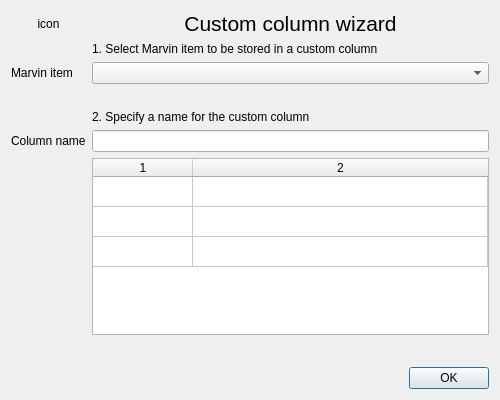
Philantrop/calibre-marvin-manager, file dialogs/cc_wizard.ui: the form before one commit.
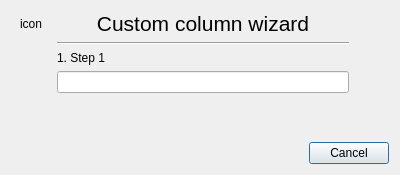
The form after the commit. Icons and pictures are not drawn.

Commit message: Revised cc wizard to single purpose

```diff
--- a/dialogs/cc_wizard.ui
+++ b/dialogs/cc_wizard.ui
@@ -6,8 +6,8 @@
    <rect>
     <x>0</x>
     <y>0</y>
-    <width>500</width>
-    <height>400</height>
+    <width>400</width>
+    <height>175</height>
    </rect>
   </property>
   <property name="windowTitle">
@@ -35,39 +35,9 @@
        </property>
       </widget>
      </item>
-     <item row="2" column="0">
-      <widget class="QLabel" name="label">
-       <property name="text">
-        <string>Marvin item</string>
-       </property>
-      </widget>
-     </item>
-     <item row="2" column="1">
-      <widget class="QComboBox" name="marvin_source_comboBox"/>
-     </item>
-     <item row="5" column="0">
-      <widget class="QLabel" name="destination">
-       <property name="text">
-        <string>Column name</string>
-       </property>
-      </widget>
-     </item>
-     <item row="5" column="1">
+     <item row="3" column="1">
       <widget class="QLineEdit" name="calibre_destination_le"/>
      </item>
-     <item row="8" column="1">
-      <spacer name="verticalSpacer">
-       <property name="orientation">
-        <enum>Qt::Vertical</enum>
-       </property>
-       <property name="sizeHint" stdset="0">
-        <size>
-         <width>20</width>
-         <height>40</height>
-        </size>
-       </property>
-      </spacer>
-     </item>
      <item row="0" column="0">
       <widget class="QLabel" name="icon">
        <property name="text">
@@ -78,72 +48,74 @@
        </property>
       </widget>
      </item>
-     <item row="1" column="1">
+     <item row="2" column="1">
       <widget class="QLabel" name="step_1">
        <property name="text">
-        <string>1. Select Marvin item to be stored in a custom column</string>
+        <string>1. Step 1</string>
        </property>
-      </widget>
-     </item>
-     <item row="4" column="1">
-      <widget class="QLabel" name="step_2">
-       <property name="text">
-        <string>2. Specify a name for the custom column</string>
-       </property>
-      </widget>
-     </item>
-     <item row="3" column="1">
-      <widget class="QLabel" name="spacer_1">
-       <property name="text">
-        <string/>
-       </property>
-      </widget>
-     </item>
-     <item row="7" column="1">
-      <widget class="QTableWidget" name="mappings">
-       <property name="sizePolicy">
-        <sizepolicy hsizetype="Expanding" vsizetype="Expanding">
-         <horstretch>0</horstretch>
-         <verstretch>0</verstretch>
-        </sizepolicy>
-       </property>
-       <property name="alternatingRowColors">
-        <bool>false</bool>
-       </property>
-       <property name="selectionMode">
-        <enum>QAbstractItemView::NoSelection</enum>
-       </property>
-       <property name="selectionBehavior">
-        <enum>QAbstractItemView::SelectItems</enum>
-       </property>
-       <property name="rowCount">
-        <number>3</number>
-       </property>
-       <property name="columnCount">
-        <number>2</number>
-       </property>
-       <attribute name="horizontalHeaderStretchLastSection">
+       <property name="wordWrap">
         <bool>true</bool>
-       </attribute>
-       <attribute name="verticalHeaderVisible">
-        <bool>false</bool>
-       </attribute>
-       <attribute name="verticalHeaderStretchLastSection">
-        <bool>false</bool>
-       </attribute>
-       <row/>
-       <row/>
-       <row/>
-       <column/>
-       <column/>
+       </property>
       </widget>
      </item>
+     <item row="3" column="2">
+      <spacer name="horizontalSpacer">
+       <property name="orientation">
+        <enum>Qt::Horizontal</enum>
+       </property>
+       <property name="sizeType">
+        <enum>QSizePolicy::Fixed</enum>
+       </property>
+       <property name="sizeHint" stdset="0">
+        <size>
+         <width>40</width>
+         <height>20</height>
+        </size>
+       </property>
+      </spacer>
+     </item>
+     <item row="3" column="0">
+      <spacer name="horizontalSpacer_2">
+       <property name="orientation">
+        <enum>Qt::Horizontal</enum>
+       </property>
+       <property name="sizeType">
+        <enum>QSizePolicy::Fixed</enum>
+       </property>
+       <property name="sizeHint" stdset="0">
+        <size>
+         <width>40</width>
+         <height>20</height>
+        </size>
+       </property>
+      </spacer>
+     </item>
+     <item row="1" column="1">
+      <widget class="Line" name="line">
+       <property name="orientation">
+        <enum>Qt::Horizontal</enum>
+       </property>
+      </widget>
+     </item>
+     <item row="4" column="1">
+      <spacer name="verticalSpacer">
+       <property name="orientation">
+        <enum>Qt::Vertical</enum>
+       </property>
+       <property name="sizeHint" stdset="0">
+        <size>
+         <width>20</width>
+         <height>40</height>
+        </size>
+       </property>
+      </spacer>
+     </item>
     </layout>
    </item>
    <item row="1" column="0">
     <widget class="QDialogButtonBox" name="bb">
      <property name="standardButtons">
-      <set>QDialogButtonBox::Ok</set>
+      <set>QDialogButtonBox::Cancel</set>
      </property>
     </widget>
    </item>
```
Left out of the diff: 2 changed lines with no effect on the pictures. The commit also changes 2 other files.
